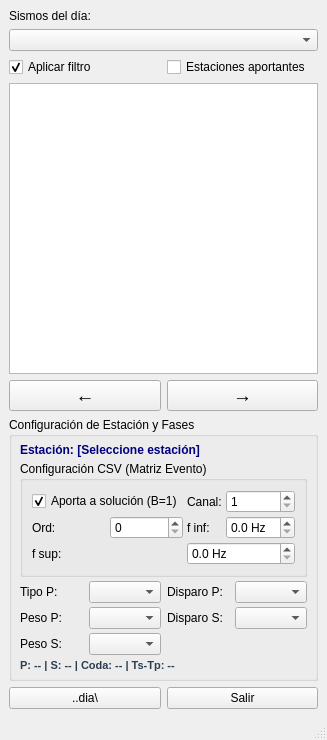
RSA-Proyectos/rsa_sismologia, file procesamiento/src/ui/marcar_fases.ui: the form before one commit.
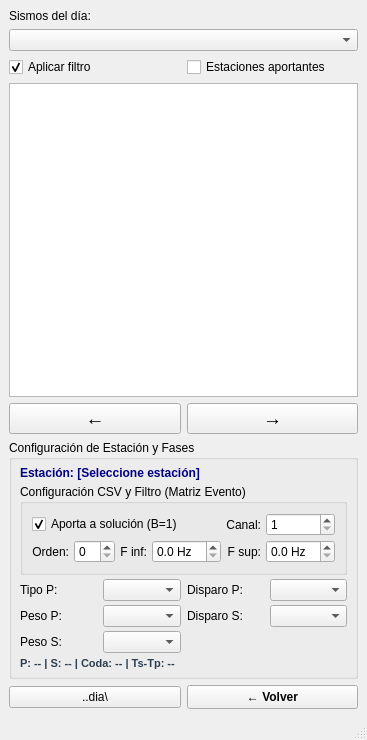
The form after the commit.

Commit message: feat(procesamiento,hidropaute): integra FASTHYPO/Virtual, respaldo incremental DIA/ZIP, UX Volver y migrador Hidropaute

The edit to the form file:
```diff
--- a/procesamiento/src/ui/marcar_fases.ui
+++ b/procesamiento/src/ui/marcar_fases.ui
@@ -140,16 +140,16 @@
        <item>
         <widget class="QGroupBox" name="grupo_csv">
          <property name="title">
-          <string>Configuración CSV (Matriz Evento)</string>
+          <string>Configuración CSV y Filtro (Matriz Evento)</string>
          </property>
          <layout class="QGridLayout" name="gridCsv">
           <property name="horizontalSpacing">
-           <number>4</number>
+           <number>5</number>
           </property>
           <property name="verticalSpacing">
-           <number>3</number>
+           <number>4</number>
           </property>
-          <item row="0" column="0" colspan="2">
+          <item row="0" column="0" colspan="4">
            <widget class="QCheckBox" name="chk_csv_aporta">
             <property name="text">
              <string>Aporta a solución (B=1)</string>
@@ -159,14 +159,17 @@
             </property>
            </widget>
           </item>
-          <item row="0" column="2">
+          <item row="0" column="4">
            <widget class="QLabel" name="label_csv_canal">
             <property name="text">
              <string>Canal:</string>
             </property>
+            <property name="alignment">
+             <set>Qt::AlignRight|Qt::AlignVCenter</set>
+            </property>
            </widget>
           </item>
-          <item row="0" column="3">
+          <item row="0" column="5">
            <widget class="QSpinBox" name="spbox_csv_canal">
             <property name="minimum">
              <number>1</number>
@@ -182,7 +185,10 @@
           <item row="1" column="0">
            <widget class="QLabel" name="label_csv_orden">
             <property name="text">
-             <string>Ord:</string>
+             <string>Orden:</string>
+            </property>
+            <property name="alignment">
+             <set>Qt::AlignRight|Qt::AlignVCenter</set>
             </property>
            </widget>
           </item>
@@ -202,7 +208,10 @@
           <item row="1" column="2">
            <widget class="QLabel" name="label_csv_finf">
             <property name="text">
-             <string>f inf:</string>
+             <string>F inf:</string>
+            </property>
+            <property name="alignment">
+             <set>Qt::AlignRight|Qt::AlignVCenter</set>
             </property>
            </widget>
           </item>
@@ -219,14 +228,17 @@
             </property>
            </widget>
           </item>
-          <item row="2" column="0" colspan="2">
+          <item row="1" column="4">
            <widget class="QLabel" name="label_csv_fsup">
             <property name="text">
-             <string>f sup:</string>
+             <string>F sup:</string>
+            </property>
+            <property name="alignment">
+             <set>Qt::AlignRight|Qt::AlignVCenter</set>
             </property>
            </widget>
           </item>
-          <item row="2" column="2" colspan="2">
+          <item row="1" column="5">
            <widget class="QDoubleSpinBox" name="spbox_csv_fsup">
             <property name="suffix">
              <string> Hz</string>
@@ -329,8 +341,14 @@
       </item>
       <item>
        <widget class="QPushButton" name="boton_salir">
+        <property name="minimumHeight">
+         <number>32</number>
+        </property>
+        <property name="styleSheet">
+         <string notr="true">font-weight: bold; padding: 4px 12px;</string>
+        </property>
         <property name="text">
-         <string>Salir</string>
+         <string>← Volver</string>
         </property>
        </widget>
       </item>
```
The commit also changes 23 other files.
